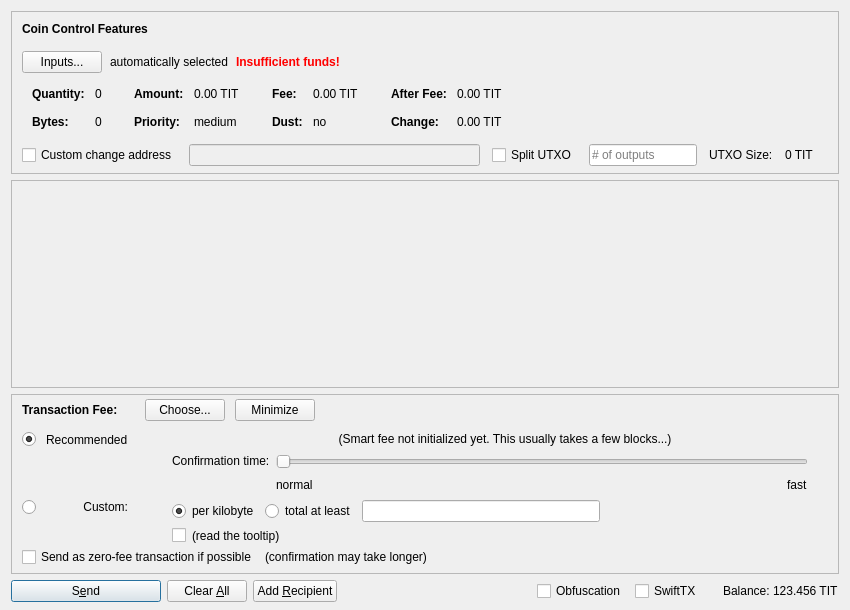
The window that src/qt/forms/sendcoinsdialog.ui (Limitless-VIP/Limitless) describes before a commit, drawn with Qt 5.
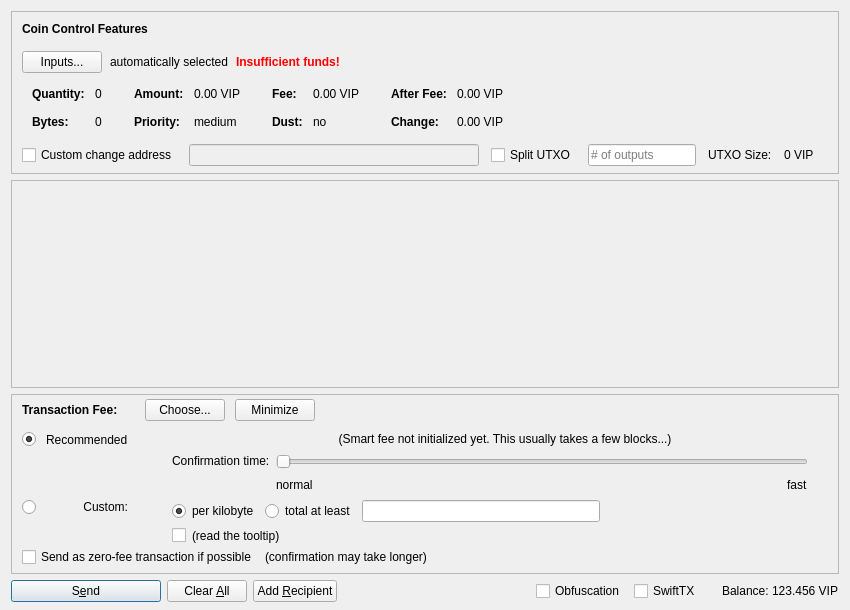
The same window after the commit. Icons and pictures are not drawn. Custom widgets are drawn as their Qt base class.

Patch:
```diff
--- a/src/qt/forms/sendcoinsdialog.ui
+++ b/src/qt/forms/sendcoinsdialog.ui
@@ -324,7 +324,7 @@
                   <enum>Qt::ActionsContextMenu</enum>
                  </property>
                  <property name="text">
-                  <string notr="true">0.00 TIT</string>
+                  <string notr="true">0.00 VIP</string>
                  </property>
                  <property name="textInteractionFlags">
                   <set>Qt::LinksAccessibleByMouse|Qt::TextSelectableByKeyboard|Qt::TextSelectableByMouse</set>
@@ -404,7 +404,7 @@
                   <enum>Qt::ActionsContextMenu</enum>
                  </property>
                  <property name="text">
-                  <string notr="true">0.00 TIT</string>
+                  <string notr="true">0.00 VIP</string>
                  </property>
                  <property name="textInteractionFlags">
                   <set>Qt::LinksAccessibleByMouse|Qt::TextSelectableByKeyboard|Qt::TextSelectableByMouse</set>
@@ -484,7 +484,7 @@
                   <enum>Qt::ActionsContextMenu</enum>
                  </property>
                  <property name="text">
-                  <string notr="true">0.00 TIT</string>
+                  <string notr="true">0.00 VIP</string>
                  </property>
                  <property name="textInteractionFlags">
                   <set>Qt::LinksAccessibleByMouse|Qt::TextSelectableByKeyboard|Qt::TextSelectableByMouse</set>
@@ -513,7 +513,7 @@
                   <enum>Qt::ActionsContextMenu</enum>
                  </property>
                  <property name="text">
-                  <string notr="true">0.00 TIT</string>
+                  <string notr="true">0.00 VIP</string>
                  </property>
                  <property name="textInteractionFlags">
                   <set>Qt::LinksAccessibleByMouse|Qt::TextSelectableByKeyboard|Qt::TextSelectableByMouse</set>
@@ -594,7 +594,7 @@
           <item>
            <widget class="QLabel" name="labelBlockSize">
             <property name="text">
-             <string>0 TIT</string>
+             <string>0 VIP</string>
             </property>
            </widget>
           </item>
@@ -1435,7 +1435,7 @@
           <cursorShape>IBeamCursor</cursorShape>
          </property>
          <property name="text">
-          <string notr="true">123.456 TIT</string>
+          <string notr="true">123.456 VIP</string>
          </property>
          <property name="textInteractionFlags">
           <set>Qt::LinksAccessibleByMouse|Qt::TextSelectableByKeyboard|Qt::TextSelectableByMouse</set>
```
Left out of the diff: 16 changed lines with no effect on the pictures.
